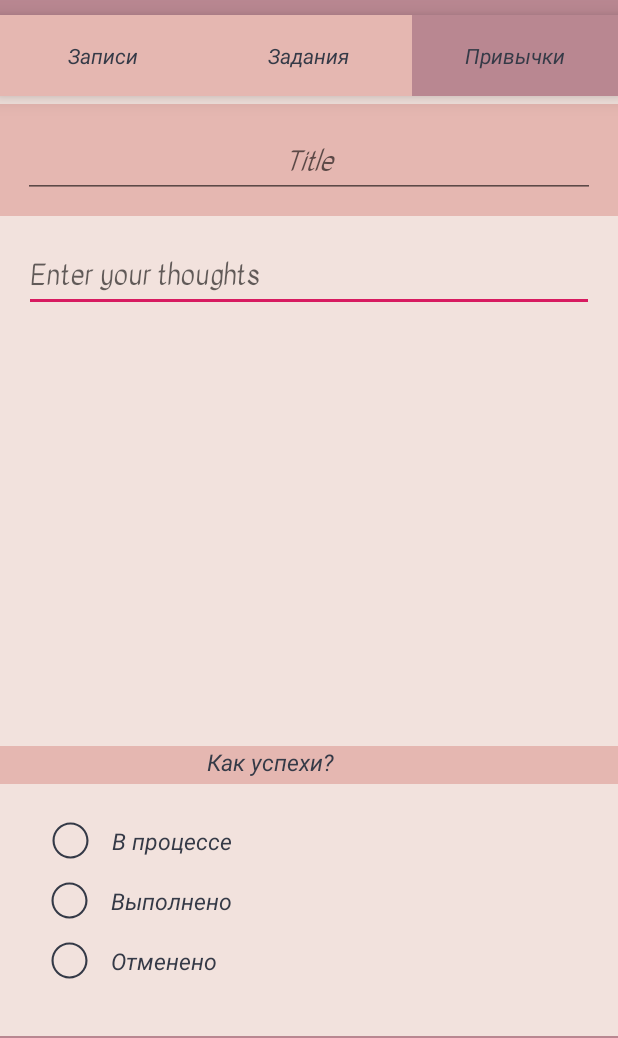
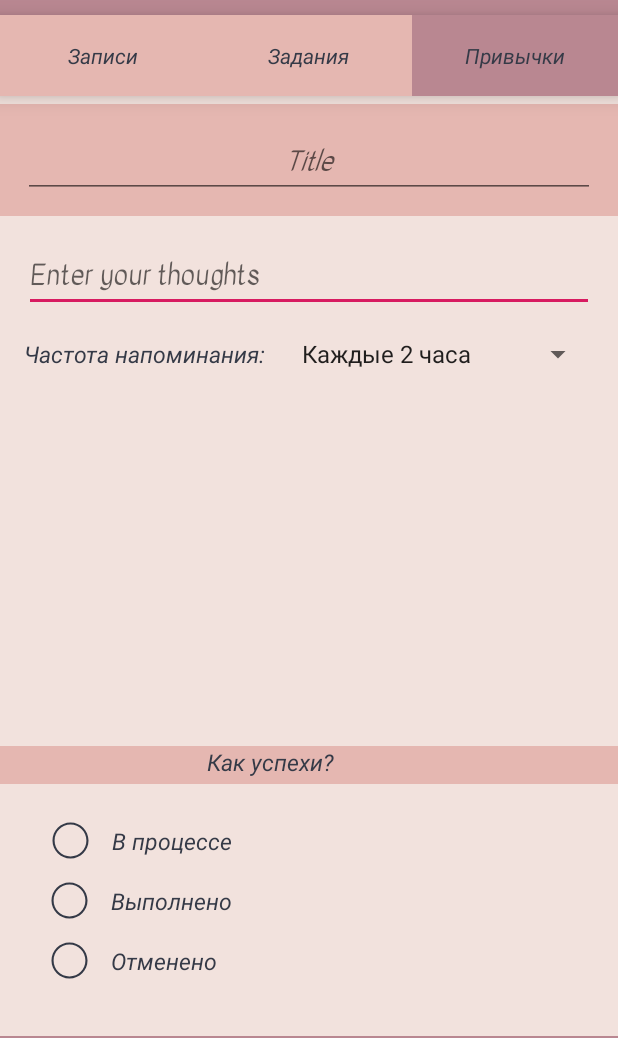
Before and after one commit to SimonovaDuck/Diary, an Android app: the wont_ex_activity screen opened directly, with no data from a screen before it, on a phone screen of 412 x 824 dp, the part 102-1140 px from its top. Run offline under Robolectric (Android 15) with nearby library versions, the phone set to English and light mode, and no system bars; our stand-ins replace Firebase (no records; nobody signed in at launch, a user with empty details on screens opened directly).

```diff
--- a/app/src/main/java/com/example/diary/registration_activity.java
+++ b/app/src/main/java/com/example/diary/registration_activity.java
@@ -4,6 +4,7 @@ import android.app.Activity;
 import android.content.Intent;
 import android.os.Bundle;
 import android.text.TextUtils;
+import android.view.View;
 import android.widget.Button;
 import android.widget.EditText;
 import android.widget.Toast;
@@ -39,7 +40,10 @@ public class registration_activity extends Activity {
 			}
 		});
 	}
-
+	public void onClickEnt(View view){
+		Intent intent = new Intent (this, enteryes_activity.class);
+		startActivity(intent);
+	}
 	private void registerUser(String email, String password) {
 		mAuth.createUserWithEmailAndPassword(email, password)
 				.addOnCompleteListener(this, task -> {
--- a/app/src/main/java/com/example/diary/wont_ex_activity.java
+++ b/app/src/main/java/com/example/diary/wont_ex_activity.java
@@ -21,8 +21,10 @@ package com.example.diary;
 	import android.content.Intent;
 	import android.os.Bundle;
 	import android.view.View;
+	import android.widget.ArrayAdapter;
 	import android.widget.EditText;
 	import android.widget.ImageView;
+	import android.widget.Spinner;
 	import android.widget.TextView;
 	import android.widget.Toast;
 
@@ -43,6 +45,7 @@ package com.example.diary;
 		private boolean status1 = false;
 		private boolean status2 = false;
 		private boolean status3 = false;
+		private Spinner mySpinner;
 
 
 	@Override
@@ -55,6 +58,12 @@ package com.example.diary;
 		ImageView imageView5 = findViewById(R.id.vector_ek5);
 		ImageView imageView7 = findViewById(R.id.vector_ek7);
 		ImageView imageView8 = findViewById(R.id.vector_ek8);
+		mySpinner = findViewById(R.id.my_spinners);
+
+		ArrayAdapter<CharSequence> adapter = ArrayAdapter.createFromResource(this,
+				R.array.spinner_items, android.R.layout.simple_spinner_item);
+		adapter.setDropDownViewResource(android.R.layout.simple_spinner_dropdown_item);
+		mySpinner.setAdapter(adapter);
 
 
 		// Получаем айдишник записи из Intent
@@ -76,6 +85,12 @@ package com.example.diary;
 							// Устанавливаем заголовок и контент записи в соответствующие элементы интерфейса
 							text_wont.setText(wontTitle);
 							trecker.setText(wontContent);
+
+							// Установка значения спиннера
+							String selectedSpinnerItem = document.getString("SpinnerItem");
+							int spinnerIndex = ((ArrayAdapter<String>) mySpinner.getAdapter()).getPosition(selectedSpinnerItem);
+							mySpinner.setSelection(spinnerIndex);
+
 							int status = document.getLong("Status").intValue();
 							// Устанавливаем соответствующее изображение в зависимости от статуса
 							switch (status) {
@@ -169,7 +184,7 @@ package com.example.diary;
 				noteRef.update("title", newTitle, "content", newContent)
 						.addOnSuccessListener(aVoid -> {
 							// Успешное обновление данных
-							Toast.makeText(this, "Текст успешно обновлен", Toast.LENGTH_SHORT).show();
+							Toast.makeText(this, "Привычка успешно обновлена", Toast.LENGTH_SHORT).show();
 						})
 						.addOnFailureListener(e -> {
 							// Обработка ошибок при обновлении данных
@@ -188,13 +203,19 @@ package com.example.diary;
 				}
 				// Обновляем поле "Status" в базе данных
 				noteRef.update(statusUpdate)
-						.addOnSuccessListener(aVoid -> {
-							// Успешное обновление статуса
-							Toast.makeText(this, "Статус успешно обновлен", Toast.LENGTH_SHORT).show();
-						})
+
 						.addOnFailureListener(e -> {
 							// Обработка ошибок при обновлении статуса
 							Toast.makeText(this, "Ошибка при обновлении статуса", Toast.LENGTH_SHORT).show();
+						});
+
+				// Обновляем значение спиннера в базе данных
+				String selectedSpinnerItem = mySpinner.getSelectedItem().toString();
+				noteRef.update("SpinnerItem", selectedSpinnerItem)
+
+						.addOnFailureListener(e -> {
+							// Обработка ошибок при обновлении значения спиннера
+							Toast.makeText(this, "Ошибка при обновлении значения спиннера", Toast.LENGTH_SHORT).show();
 						});
 			} else {
 				// Если идентификатор записи не определен, выведите сообщение об ошибке
--- a/app/src/main/res/layout/wont_ex.xml
+++ b/app/src/main/res/layout/wont_ex.xml
@@ -14,6 +14,10 @@
 		android:layout_above="@id/content_container"
 		app:layout_constraintTop_toBottomOf="@id/name_of_wont"
 		app:layout_constraintBottom_toTopOf="@id/content_container">
+		<LinearLayout
+			android:layout_width="match_parent"
+			android:layout_height="wrap_content"
+			android:orientation="vertical">
 
 			<EditText android:id="@+id/trecker"
 				android:layout_width="match_parent"
@@ -27,6 +31,35 @@
 				android:inputType="textMultiLine"
 				/>
 
+			<RelativeLayout
+				android:layout_width="match_parent"
+				android:layout_height="wrap_content"
+				android:layout_marginStart="16dp"
+				android:layout_marginTop="16dp"
+				android:layout_marginEnd="16dp"
+				app:layout_constraintTop_toBottomOf="@id/content_container">
+
+				<TextView
+					android:id="@+id/how_fast"
+					android:layout_width="wrap_content"
+					android:layout_height="wrap_content"
+					android:layout_alignParentStart="true"
+					android:layout_centerVertical="true"
+					android:text="Частота напоминания:"
+					android:textColor="@color/texts"
+					android:textSize="15sp"
+					android:textStyle="italic" />
+
+				<Spinner
+					android:id="@+id/my_spinners"
+					android:layout_width="wrap_content"
+					android:layout_height="wrap_content"
+					android:layout_toEndOf="@id/how_fast"
+					android:layout_marginStart="16dp"
+					android:spinnerMode="dropdown" />
+			</RelativeLayout>
+
+		</LinearLayout>
 
 	</ScrollView>
 
--- a/app/src/main/res/values/strings.xml
+++ b/app/src/main/res/values/strings.xml
@@ -17,4 +17,13 @@
 	<string name="_01_03_24_string">01.03.24</string>
 	<string name="_04_03_24_string">04.03.24</string>
 	<string name="_______________________string">  </string>
+
+
+	<string-array name="spinner_items">
+		<item>Каждые 2 часа</item>
+		<item>Каждые 4 часа</item>
+		<item>Каждый вечер в 20:00</item>
+	</string-array>
+
+
 </resources>
```
Also changed, not shown: app/src/main/java/com/example/diary/wont_start_activity.java (+12 -15 lines), app/src/main/res/layout/wont_start.xml (+33 -0 lines). Lines whose indentation alone changed are shown as unchanged.
